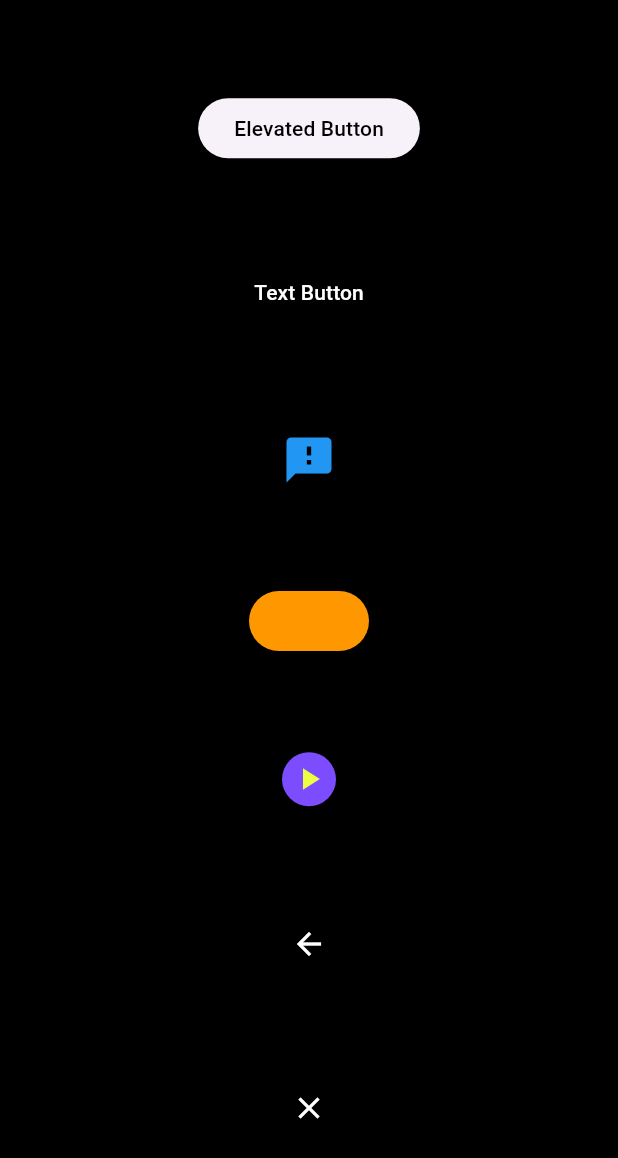
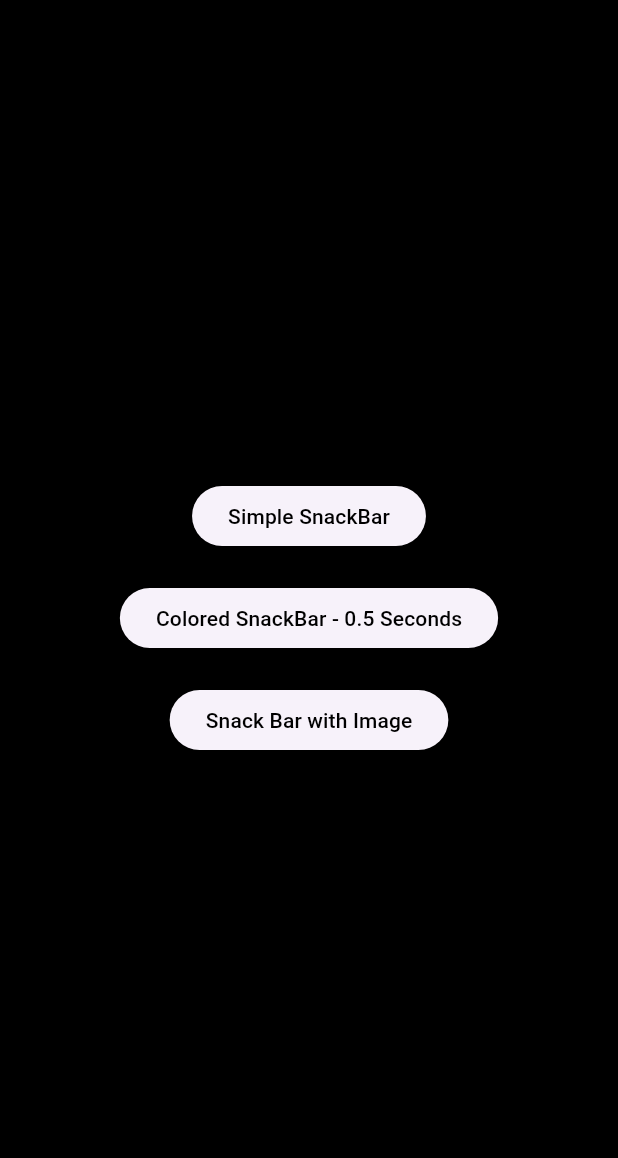
Before and after one commit to shivam2109964/projectOne, a Flutter app: the screen it shows after launch, on a phone screen of 412 x 824 dp. Shown: the top 1158 px of the screen. Run offline on Flutter 3.47's test engine with Material 3 defaults, Android fonts, the phone set to English and light mode, and no system bars; our stand-ins replace bloc, flutter_bloc.

Commit message:
21 April

```diff
--- a/lib/MyApp.dart
+++ b/lib/MyApp.dart
@@ -1,5 +1,5 @@
 import 'package:flutter/material.dart';
-import 'package:fluttre_one/Widget%20Practice/Buttons/Buttonss.dart';
+import 'package:fluttre_one/Widget%20Practice/SnackBar/SnackBarr.dart';
 
 class MyApp extends StatelessWidget {
   const MyApp({Key? key}) : super(key: key);
@@ -7,7 +7,7 @@ class MyApp extends StatelessWidget {
   Widget build(BuildContext context){
     return const MaterialApp(
       debugShowCheckedModeBanner: false,
-      home: Buttonss(),
+      home: SnackBarr(),
     );
   }
 }
--- /dev/null
+++ b/lib/Widget Practice/SnackBar/SnackBarr.dart
@@ -0,0 +1,73 @@
+import 'package:flutter/material.dart';
+
+const SnackBar snackBar = SnackBar(content: Text("Simple Snack Bar"));
+const SnackBar snackBar1 = SnackBar(
+  content: Text(
+    "Colored SnackBar - 0.5 Seconds",
+    style: TextStyle(color: Colors.black),
+  ),
+  backgroundColor: Colors.greenAccent,
+  duration: Duration(milliseconds: 500),
+);
+const SnackBar snackBar2 = SnackBar(
+  content: Row(
+    children: <Widget>[
+      Icon(
+        Icons.favorite,
+        color: Colors.red,
+      ),
+      Text(" SnackBar with Image"),
+    ],
+  ),
+);
+
+class SnackBarr extends StatelessWidget {
+  const SnackBarr({Key? key}) : super(key: key);
+
+  @override
+  Widget build(BuildContext context) {
+    return Scaffold(
+      backgroundColor: Colors.black,
+      body: Center(
+        child: Column(
+          mainAxisAlignment: MainAxisAlignment.center,
+          children: <Widget>[
+            ElevatedButton(
+              onPressed: () {
+                ScaffoldMessenger.of(context).showSnackBar(snackBar);
+              },
+              child: const Text(
+                "Simple SnackBar",
+                style: TextStyle(color: Colors.black),
+              ),
+            ),
+            const Padding(
+              padding: EdgeInsets.all(10),
+            ),
+            ElevatedButton(
+              onPressed: () {
+                ScaffoldMessenger.of(context).showSnackBar(snackBar1);
+              },
+              child: const Text(
+                "Colored SnackBar - 0.5 Seconds",
+                style: TextStyle(color: Colors.black),
+              ),
+            ),
+            const Padding(
+              padding: EdgeInsets.all(10),
+            ),
+            ElevatedButton(
+              onPressed: () {
+                ScaffoldMessenger.of(context).showSnackBar(snackBar2);
+              },
+              child: const Text(
+                "Snack Bar with Image",
+                style: TextStyle(color: Colors.black),
+              ),
+            ),
+          ],
+        ),
+      ),
+    );
+  }
+}
```
